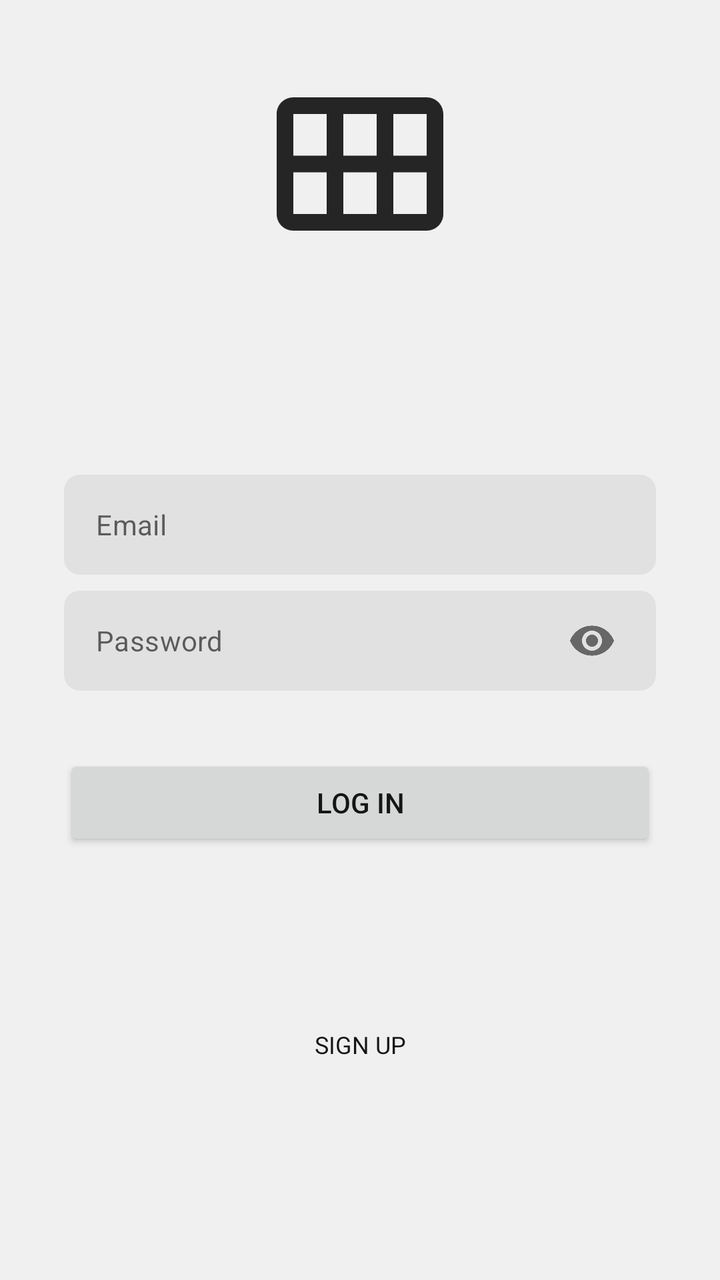
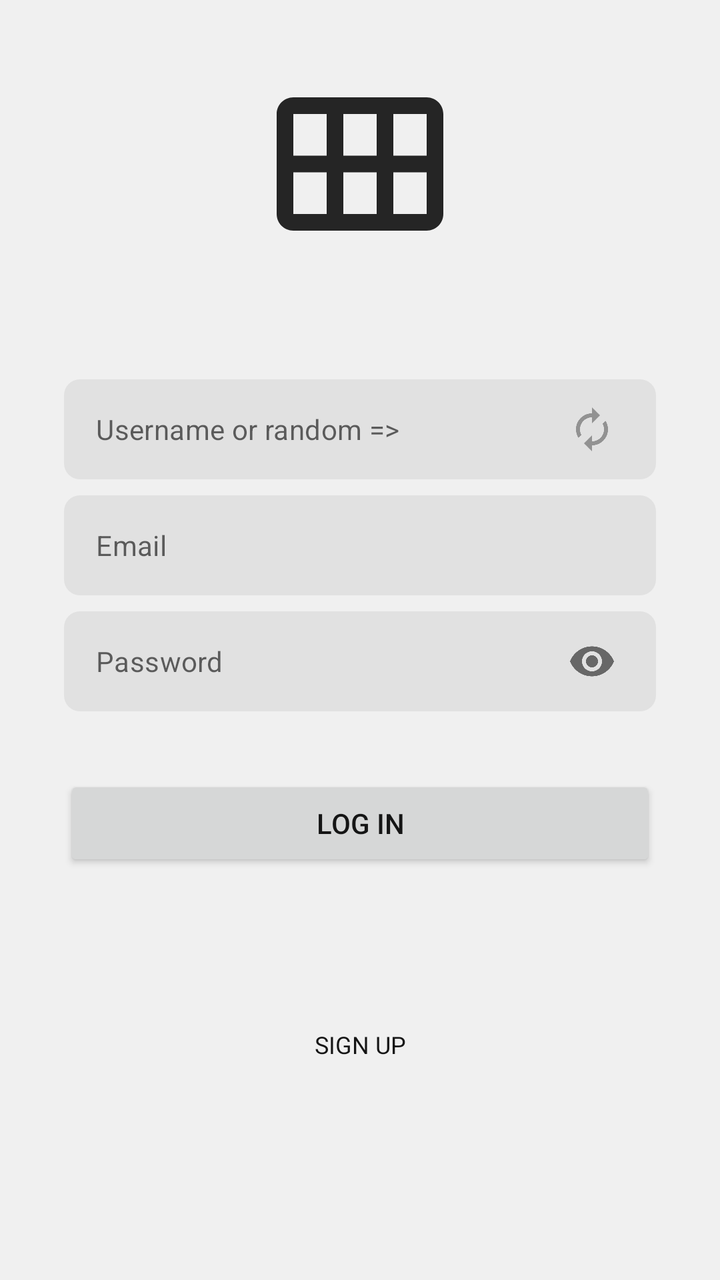

The first picture is an Android layout as it rendered before a commit; the second is the same layout after the commit. The layout source and the unified diff follow.
<!-- AndroidManifest.xml: application theme AppTheme -->
<!-- res/layout/fragment_login.xml -->
<?xml version="1.0" encoding="utf-8"?>
<androidx.constraintlayout.widget.ConstraintLayout xmlns:android="http://schemas.android.com/apk/res/android"
    xmlns:app="http://schemas.android.com/apk/res-auto"
    xmlns:tools="http://schemas.android.com/tools"
    android:layout_width="match_parent"
    android:animateLayoutChanges="true"
    android:layout_height="match_parent"
    android:paddingHorizontal="@dimen/activity_side_margin">

    <androidx.appcompat.widget.AppCompatImageView
        android:id="@+id/ivLogo"
        android:layout_width="100dp"
        android:layout_height="wrap_content"
        android:layout_marginTop="@dimen/activity_side_margin_large"
        android:adjustViewBounds="true"
        android:src="@drawable/ic_logo_full"
        app:layout_constraintEnd_toEndOf="parent"
        app:layout_constraintStart_toStartOf="parent"
        app:layout_constraintTop_toTopOf="parent" />


    <com.google.android.material.textfield.TextInputLayout
        android:id="@+id/etEmail"
        style="@style/TextStyle.Input"
        android:layout_width="match_parent"
        android:layout_marginHorizontal="@dimen/activity_side_margin"
        android:layout_marginTop="@dimen/activity_side_margin_large"
        android:gravity="start|center_vertical"
        android:nextFocusForward="@id/etPassword"
        android:paddingEnd="8dp"
        android:stateListAnimator="@animator/elevation_animator"
        app:boxStrokeWidth="0dp"
        app:boxStrokeWidthFocused="0dp"
        app:endIconMode="clear_text"
        app:endIconTint="@color/theme_medium"
        app:hintEnabled="false"
        app:layout_constraintBottom_toTopOf="@id/etPassword"
        app:layout_constraintTop_toBottomOf="@id/ivLogo"
        app:layout_constraintVertical_bias="0.6"
        app:layout_constraintVertical_chainStyle="packed">

        <com.google.android.material.textfield.TextInputEditText
            style="@style/TextStyle.Light"
            android:layout_width="match_parent"
            android:layout_height="wrap_content"
            android:layout_gravity="center_vertical"
            android:background="@color/transparent"
            android:hint="@string/login_placeholder_email"
            android:textCursorDrawable="@null"
            android:imeOptions="actionNext"
            android:inputType="textEmailAddress"
            android:paddingVertical="12dp" />
    </com.google.android.material.textfield.TextInputLayout>

    <com.google.android.material.textfield.TextInputLayout
        android:id="@+id/etPassword"
        style="@style/TextStyle.Input"
        android:layout_width="match_parent"
        android:layout_marginHorizontal="@dimen/activity_side_margin"
        android:layout_marginTop="@dimen/activity_side_margin_small"
        android:gravity="start|center_vertical"
        android:nextFocusDown="@id/bLogin"
        android:paddingEnd="8dp"
        android:stateListAnimator="@animator/elevation_animator"
        app:boxStrokeWidth="0dp"
        app:boxStrokeWidthFocused="0dp"
        app:endIconMode="password_toggle"
        app:hintEnabled="false"
        app:layout_constraintBottom_toTopOf="@id/etPasswordConfirm"
        app:layout_constraintTop_toBottomOf="@id/etEmail">

        <com.google.android.material.textfield.TextInputEditText
            style="@style/TextStyle.Light"
            android:layout_width="match_parent"
            android:layout_height="wrap_content"
            android:layout_gravity="center_vertical"
            android:background="@color/transparent"
            android:hint="@string/login_placeholder_password"
            android:textCursorDrawable="@null"
            android:imeOptions="actionDone"
            android:inputType="textPassword"
            android:paddingVertical="12dp" />
    </com.google.android.material.textfield.TextInputLayout>

    <com.google.android.material.textfield.TextInputLayout
        android:id="@+id/etPasswordConfirm"
        style="@style/TextStyle.Input"
        android:layout_width="match_parent"
        android:layout_marginHorizontal="@dimen/activity_side_margin"
        android:layout_marginTop="@dimen/activity_side_margin_small"
        android:gravity="start|center_vertical"
        android:nextFocusDown="@id/bLogin"
        android:paddingEnd="8dp"
        android:stateListAnimator="@animator/elevation_animator"
        android:visibility="gone"
        app:boxStrokeWidth="0dp"
        app:boxStrokeWidthFocused="0dp"
        app:endIconMode="password_toggle"
        app:hintEnabled="false"
        app:layout_constraintBottom_toTopOf="@id/tvForgotPassword"
        app:layout_constraintTop_toBottomOf="@id/etPassword"
        tools:visibility="visible">

        <com.google.android.material.textfield.TextInputEditText
            style="@style/TextStyle.Light"
            android:layout_width="match_parent"
            android:layout_height="wrap_content"
            android:layout_gravity="center_vertical"
            android:background="@color/transparent"
            android:hint="@string/login_placeholder_password_confirm"
            android:imeOptions="actionDone"
            android:textCursorDrawable="@null"
            android:inputType="textPassword"
            android:paddingVertical="12dp" />
    </com.google.android.material.textfield.TextInputLayout>


    <androidx.appcompat.widget.AppCompatTextView
        android:id="@+id/tvForgotPassword"
        style="@style/TextStyle.ActionButton.Regular"
        android:layout_width="wrap_content"
        android:layout_height="wrap_content"
        android:layout_marginEnd="@dimen/activity_side_margin_small"
        android:layout_marginBottom="@dimen/activity_side_margin"
        android:text="@string/login_button_forgot_password"
        android:textColor="@color/theme_high"
        android:textSize="12sp"
        android:visibility="gone"
        android:background="?selectableItemBackgroundBorderless"
        app:layout_constraintBottom_toTopOf="@id/bLogin"
        app:layout_constraintEnd_toEndOf="parent"
        app:layout_constraintTop_toBottomOf="@id/etPasswordConfirm"
        tools:visibility="visible" />

    <androidx.appcompat.widget.AppCompatButton
        android:id="@+id/bLogin"
        style="@style/Widget.AppCompat.Button"
        android:layout_width="match_parent"
        android:layout_height="wrap_content"
        android:layout_marginHorizontal="@dimen/activity_side_margin"
        android:layout_marginTop="@dimen/activity_side_margin_large"
        android:layout_marginBottom="@dimen/activity_side_margin_large"
        android:text="@string/login_signup_switch_button_login"
        app:layout_constraintBottom_toTopOf="@id/tvSignUpLogin"
        app:layout_constraintTop_toBottomOf="@id/tvForgotPassword" />

    <androidx.appcompat.widget.AppCompatTextView
        android:id="@+id/tvSignUpLogin"
        style="@style/TextStyle.ActionButton"
        android:layout_width="wrap_content"
        android:layout_height="wrap_content"
        android:layout_marginBottom="@dimen/bottomBar_spacing"
        android:text="@string/login_signup_switch_button_signup"
        android:textSize="12sp"
        app:layout_constraintBottom_toBottomOf="parent"
        app:layout_constraintEnd_toEndOf="parent"
        app:layout_constraintStart_toStartOf="parent" />

</androidx.constraintlayout.widget.ConstraintLayout>
<!-- resources referenced by this layout -->
<resources>
  <color name="theme_high">@color/light_theme_high</color>
  <color name="theme_medium">@color/light_theme_medium</color>
  <color name="transparent">@android:color/transparent</color>
  <dimen name="activity_side_margin">16dp</dimen>
  <dimen name="activity_side_margin_large">32dp</dimen>
  <dimen name="activity_side_margin_small">8dp</dimen>
  <dimen name="bottomBar_spacing">100dp</dimen>
  <string name="login_button_forgot_password">Forgot password?</string>
  <string name="login_placeholder_email">Email</string>
  <string name="login_placeholder_password">Password</string>
  <string name="login_placeholder_password_confirm">Confirm password</string>
  <string name="login_signup_switch_button_login">LOG IN</string>
  <string name="login_signup_switch_button_signup">SIGN UP</string>
  <style name="TextStyle.ActionButton.Regular" parent="TextStyle.ActionButton">
          <item name="fontFamily">@font/font_montserrat_regular</item>
      </style>
  <style name="TextStyle.Input" parent="TextStyle.Medium">
          <item name="android:layout_height">50dp</item>
          <item name="android:textSize">16sp</item>
          <item name="android:textColor">@color/main_button_text_color</item>
          <item name="android:textColorHint">@color/theme_medium</item>
          <item name="android:background">@drawable/background_input</item>
          <item name="android:gravity">start|center_vertical</item>
      </style>
  <style name="TextStyle.Light" parent="TextStyle.Regular">
          <item name="fontFamily">@font/font_montserrat_light</item>
      </style>
  <style name="AppTheme" parent="AppThemeBase">
      </style>
  <color name="light_theme_high">#252525</color>
  <color name="light_theme_medium">#929292</color>
  <style name="TextStyle.Medium" parent="TextStyle.Regular">
          <item name="fontFamily">@font/font_montserrat_semibold</item>
      </style>
  <!-- drawable background_input (drawable) -->
  <?xml version="1.0" encoding="utf-8"?>
  <shape android:shape="rectangle" xmlns:android="http://schemas.android.com/apk/res/android">
      <corners android:radius="8dp" />
      <solid android:color="@color/theme_light" />
  </shape>
  <style name="TextStyle.Regular" parent="TextAppearance.AppCompat">
          <item name="fontFamily">@font/font_montserrat_regular</item>
          <item name="android:textColor">@color/main_button_text_color</item>
      </style>
  <color name="theme_light">@color/light_theme_light</color>
  <color name="theme_lightest">@color/light_theme_lightest</color>
  <color name="secondaryColor">#f0f4c3</color>
  <color name="secondaryDarkColor">#bdc192</color>
  <color name="secondaryLightColor">#fffff6</color>
  <color name="theme_highest">@color/light_theme_highest</color>
  <color name="backgroundMain">@color/theme_lightest</color>
  <color name="light_theme_light">#E1E1E1</color>
  <color name="light_theme_lightest">#F0F0F0</color>
  <color name="light_theme_highest">#151515</color>
  <!-- unchanged entries left out for length: 3 -->
</resources>

<!-- the commit's change to res/layout/fragment_login.xml (unified diff, before → after) -->
@@ -5,6 +5,7 @@
     android:layout_width="match_parent"
     android:animateLayoutChanges="true"
     android:layout_height="match_parent"
+    android:background="@color/backgroundMain"
     android:paddingHorizontal="@dimen/activity_side_margin">
 
     <androidx.appcompat.widget.AppCompatImageView
@@ -18,13 +19,45 @@
         app:layout_constraintStart_toStartOf="parent"
         app:layout_constraintTop_toTopOf="parent" />
 
+    <com.google.android.material.textfield.TextInputLayout
+        android:id="@+id/etUsername"
+        style="@style/TextStyle.Input"
+        android:layout_width="match_parent"
+        android:layout_marginHorizontal="@dimen/activity_side_margin"
+        android:gravity="start|center_vertical"
+        android:nextFocusForward="@id/etEmail"
+        android:paddingEnd="8dp"
+        android:stateListAnimator="@animator/elevation_animator"
+        app:boxStrokeWidth="0dp"
+        app:boxStrokeWidthFocused="0dp"
+        app:endIconMode="custom"
+        app:endIconDrawable="@drawable/ic_username_random"
+        app:endIconTint="@color/theme_medium"
+        app:hintEnabled="false"
+        app:layout_constraintBottom_toTopOf="@id/etEmail"
+        app:layout_constraintTop_toBottomOf="@id/ivLogo"
+        app:layout_constraintVertical_bias="0.6"
+        app:layout_constraintVertical_chainStyle="packed">
+
+        <com.google.android.material.textfield.TextInputEditText
+            style="@style/TextStyle.Light"
+            android:layout_width="match_parent"
+            android:layout_height="wrap_content"
+            android:layout_gravity="center_vertical"
+            android:background="@color/transparent"
+            android:hint="@string/login_placeholder_username"
+            android:textCursorDrawable="@null"
+            android:imeOptions="actionNext"
+            android:inputType="textEmailAddress"
+            android:paddingVertical="12dp" />
+    </com.google.android.material.textfield.TextInputLayout>
 
     <com.google.android.material.textfield.TextInputLayout
         android:id="@+id/etEmail"
         style="@style/TextStyle.Input"
         android:layout_width="match_parent"
         android:layout_marginHorizontal="@dimen/activity_side_margin"
-        android:layout_marginTop="@dimen/activity_side_margin_large"
+        android:layout_marginTop="@dimen/activity_side_margin_small"
         android:gravity="start|center_vertical"
         android:nextFocusForward="@id/etPassword"
         android:paddingEnd="8dp"
@@ -35,9 +68,8 @@
         app:endIconTint="@color/theme_medium"
         app:hintEnabled="false"
         app:layout_constraintBottom_toTopOf="@id/etPassword"
-        app:layout_constraintTop_toBottomOf="@id/ivLogo"
-        app:layout_constraintVertical_bias="0.6"
-        app:layout_constraintVertical_chainStyle="packed">
+        app:layout_constraintTop_toBottomOf="@id/etUsername"
+        >
 
         <com.google.android.material.textfield.TextInputEditText
             style="@style/TextStyle.Light"
@@ -66,7 +98,7 @@
         app:boxStrokeWidthFocused="0dp"
         app:endIconMode="password_toggle"
         app:hintEnabled="false"
-        app:layout_constraintBottom_toTopOf="@id/etPasswordConfirm"
+        app:layout_constraintBottom_toTopOf="@id/tvForgotPassword"
         app:layout_constraintTop_toBottomOf="@id/etEmail">
 
         <com.google.android.material.textfield.TextInputEditText
@@ -82,39 +114,6 @@
             android:paddingVertical="12dp" />
     </com.google.android.material.textfield.TextInputLayout>
 
-    <com.google.android.material.textfield.TextInputLayout
-        android:id="@+id/etPasswordConfirm"
-        style="@style/TextStyle.Input"
-        android:layout_width="match_parent"
-        android:layout_marginHorizontal="@dimen/activity_side_margin"
-        android:layout_marginTop="@dimen/activity_side_margin_small"
-        android:gravity="start|center_vertical"
-        android:nextFocusDown="@id/bLogin"
-        android:paddingEnd="8dp"
-        android:stateListAnimator="@animator/elevation_animator"
-        android:visibility="gone"
-        app:boxStrokeWidth="0dp"
-        app:boxStrokeWidthFocused="0dp"
-        app:endIconMode="password_toggle"
-        app:hintEnabled="false"
-        app:layout_constraintBottom_toTopOf="@id/tvForgotPassword"
-        app:layout_constraintTop_toBottomOf="@id/etPassword"
-        tools:visibility="visible">
-
-        <com.google.android.material.textfield.TextInputEditText
-            style="@style/TextStyle.Light"
-            android:layout_width="match_parent"
-            android:layout_height="wrap_content"
-            android:layout_gravity="center_vertical"
-            android:background="@color/transparent"
-            android:hint="@string/login_placeholder_password_confirm"
-            android:imeOptions="actionDone"
-            android:textCursorDrawable="@null"
-            android:inputType="textPassword"
-            android:paddingVertical="12dp" />
-    </com.google.android.material.textfield.TextInputLayout>
-
-
     <androidx.appcompat.widget.AppCompatTextView
         android:id="@+id/tvForgotPassword"
         style="@style/TextStyle.ActionButton.Regular"
@@ -129,7 +128,7 @@
         android:background="?selectableItemBackgroundBorderless"
         app:layout_constraintBottom_toTopOf="@id/bLogin"
         app:layout_constraintEnd_toEndOf="parent"
-        app:layout_constraintTop_toBottomOf="@id/etPasswordConfirm"
+        app:layout_constraintTop_toBottomOf="@id/etPassword"
         tools:visibility="visible" />
 
     <androidx.appcompat.widget.AppCompatButton
<!-- resource entries referenced after the edit -->
@@ -7,10 +7,21 @@
   <dimen name="activity_side_margin_large">32dp</dimen>
   <dimen name="activity_side_margin_small">8dp</dimen>
   <dimen name="bottomBar_spacing">100dp</dimen>
+  <!-- drawable ic_username_random (drawable) -->
+  <vector xmlns:android="http://schemas.android.com/apk/res/android"
+      android:width="24dp"
+      android:height="24dp"
+      android:viewportWidth="24"
+      android:viewportHeight="24"
+      android:tint="?attr/colorControlNormal">
+    <path
+        android:fillColor="@android:color/white"
+        android:pathData="M12,6v3l4,-4 -4,-4v3c-4.42,0 -8,3.58 -8,8 0,1.57 0.46,3.03 1.24,4.26L6.7,14.8c-0.45,-0.83 -0.7,-1.79 -0.7,-2.8 0,-3.31 2.69,-6 6,-6zM18.76,7.74L17.3,9.2c0.44,0.84 0.7,1.79 0.7,2.8 0,3.31 -2.69,6 -6,6v-3l-4,4 4,4v-3c4.42,0 8,-3.58 8,-8 0,-1.57 -0.46,-3.03 -1.24,-4.26z"/>
+  </vector>
   <string name="login_button_forgot_password">Forgot password?</string>
   <string name="login_placeholder_email">Email</string>
   <string name="login_placeholder_password">Password</string>
-  <string name="login_placeholder_password_confirm">Confirm password</string>
+  <string name="login_placeholder_username">Username or random =&gt;</string>
   <string name="login_signup_switch_button_login">LOG IN</string>
   <string name="login_signup_switch_button_signup">SIGN UP</string>
   <style name="TextStyle.ActionButton.Regular" parent="TextStyle.ActionButton">
